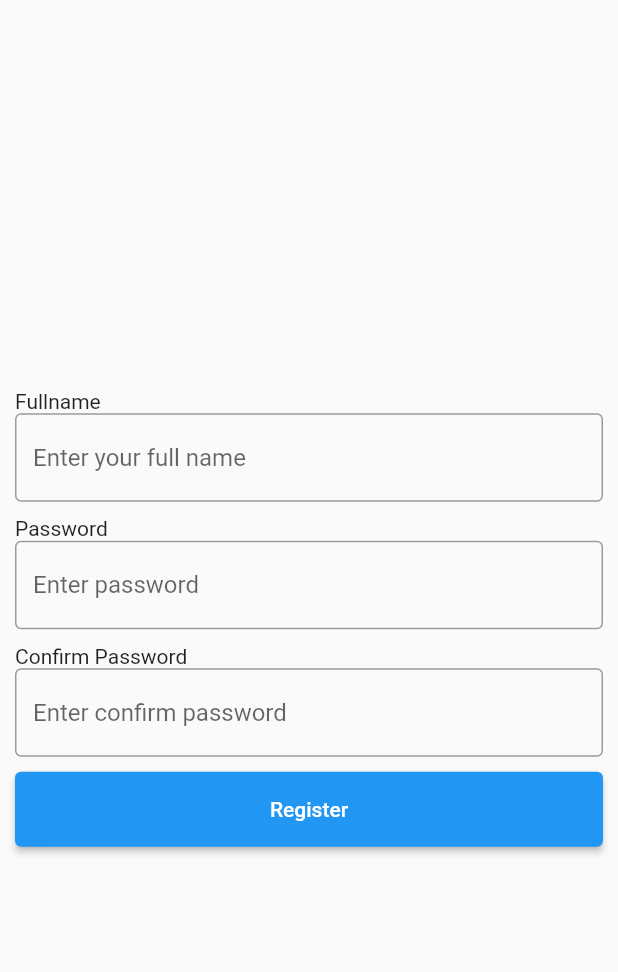
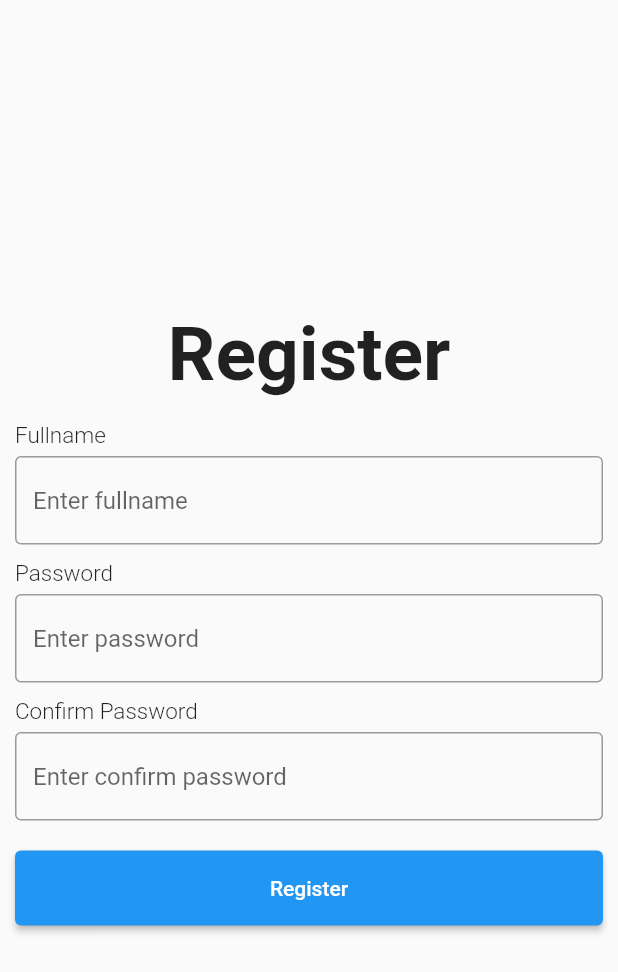
Before and after one commit to PLWEP/Flutter-Password-Vault, a Flutter app: the RegisterPage screen opened directly, on a phone screen of 412 x 824 dp. Shown: the top 972 px of the screen. Run offline on Flutter 3.47's test engine with Material 2 defaults, Android fonts, the phone set to English and light mode, and no system bars.

Commit message:
memperbaiki style register page

```diff
--- a/lib/main.dart
+++ b/lib/main.dart
@@ -1,5 +1,5 @@
 import 'package:flutter/material.dart';
-import 'package:pasword_vault/new_password_page.dart';
+import 'package:pasword_vault/register_page.dart';
 
 void main() {
   runApp(const MainApp());
@@ -11,9 +11,7 @@ class MainApp extends StatelessWidget {
   @override
   Widget build(BuildContext context) {
     return MaterialApp(
-      home: Scaffold(
-        body: NewPasswordPage(),
-      ),
+      home: RegisterPage(),
     );
   }
 }
--- a/lib/register_page.dart
+++ b/lib/register_page.dart
@@ -1,4 +1,8 @@
 import 'package:flutter/material.dart';
+import 'package:pasword_vault/login_page.dart';
+import 'package:pasword_vault/widget/custom_elevated_button.dart';
+import 'package:pasword_vault/widget/custom_text_input.dart';
+import 'package:pasword_vault/widget/custom_title_text.dart';
 
 class RegisterPage extends StatefulWidget {
   const RegisterPage({
@@ -24,57 +28,43 @@ class _RegisterPageState extends State<RegisterPage> {
 
   @override
   Widget build(BuildContext context) {
-    return SafeArea(
+    return Scaffold(
+      body: SafeArea(
         child: Center(
           child: Container(
             margin: EdgeInsets.all(10),
             child: Column(
               mainAxisAlignment: MainAxisAlignment.center,
-            crossAxisAlignment: CrossAxisAlignment.start,
               children: [
-              Text('Fullname'),
-              TextField(
-                decoration: InputDecoration(
-                  border: OutlineInputBorder(),
-                  hintText: 'Enter your full name',
-                ),
+                CustomTitleText(title: "Register"),
+                CustomTextInput(
+                  title: "Fullname",
+                  hint: "Enter fullname",
                   controller: _fullnameController,
                 ),
-              SizedBox(
-                height: 10,
-              ),
-              Text('Password'),
-              TextField(
-                decoration: InputDecoration(
-                  border: OutlineInputBorder(),
-                  hintText: 'Enter password',
-                ),
+                CustomTextInput(
+                  title: "Password",
+                  hint: "Enter password",
                   controller: _passwordController,
                 ),
-              SizedBox(
-                height: 10,
-              ),
-              Text('Confirm Password'),
-              TextField(
-                decoration: InputDecoration(
-                  border: OutlineInputBorder(),
-                  hintText: 'Enter confirm password',
-                ),
+                CustomTextInput(
+                  title: "Confirm Password",
+                  hint: "Enter confirm password",
                   controller: _confirmPasswordController,
                 ),
-              SizedBox(
-                height: 10,
+                CustomElevatedButton(
+                    title: "Register",
+                    onPressed: () {
+                      Navigator.pushAndRemoveUntil(
+                        context,
+                        MaterialPageRoute<void>(
+                            builder: (BuildContext context) =>
+                                const LoginPage()),
+                        ModalRoute.withName('/'),
+                      );
+                    })
+              ],
             ),
-              ElevatedButton(
-                style: ButtonStyle(
-                  fixedSize: MaterialStateProperty.all(
-                    Size(double.maxFinite, 50),
-                  ),
-                ),
-                onPressed: () {},
-                child: Text("Register"),
-              ),
-            ],
           ),
         ),
       ),
--- /dev/null
+++ b/lib/widget/custom_elevated_button.dart
@@ -0,0 +1,24 @@
+import 'package:flutter/material.dart';
+
+class CustomElevatedButton extends StatelessWidget {
+  final String title;
+  final Function() onPressed;
+  const CustomElevatedButton(
+      {super.key, required this.title, required this.onPressed});
+
+  @override
+  Widget build(BuildContext context) {
+    return Container(
+      margin: EdgeInsets.only(top: 10),
+      child: ElevatedButton(
+        style: ButtonStyle(
+          fixedSize: MaterialStateProperty.all(
+            Size(double.maxFinite, 50),
+          ),
+        ),
+        onPressed: onPressed,
+        child: Text(title),
+      ),
+    );
+  }
+}
--- /dev/null
+++ b/lib/widget/custom_text_input.dart
@@ -0,0 +1,39 @@
+import 'package:flutter/material.dart';
+
+class CustomTextInput extends StatelessWidget {
+  final String title;
+  final String hint;
+  final TextEditingController controller;
+  const CustomTextInput(
+      {super.key,
+      required this.title,
+      required this.hint,
+      required this.controller});
+
+  @override
+  Widget build(BuildContext context) {
+    return Container(
+      margin: EdgeInsets.only(bottom: 10),
+      child: Column(
+        crossAxisAlignment: CrossAxisAlignment.start,
+        children: [
+          Text(
+            title,
+            style: TextStyle(
+              fontSize: 15,
+              fontWeight: FontWeight.w300,
+            ),
+          ),
+          SizedBox(height: 5),
+          TextField(
+            decoration: InputDecoration(
+              border: OutlineInputBorder(),
+              hintText: hint,
+            ),
+            controller: controller,
+          ),
+        ],
+      ),
+    );
+  }
+}
--- /dev/null
+++ b/lib/widget/custom_title_text.dart
@@ -0,0 +1,22 @@
+import 'package:flutter/material.dart';
+
+class CustomTitleText extends StatelessWidget {
+  final String title;
+  const CustomTitleText({super.key, required this.title});
+
+  @override
+  Widget build(BuildContext context) {
+    return Center(
+      child: Container(
+        margin: EdgeInsets.only(bottom: 15),
+        child: Text(
+          title,
+          style: TextStyle(
+            fontSize: 50,
+            fontWeight: FontWeight.bold,
+          ),
+        ),
+      ),
+    );
+  }
+}
```
Lines whose indentation alone changed are shown as unchanged.
